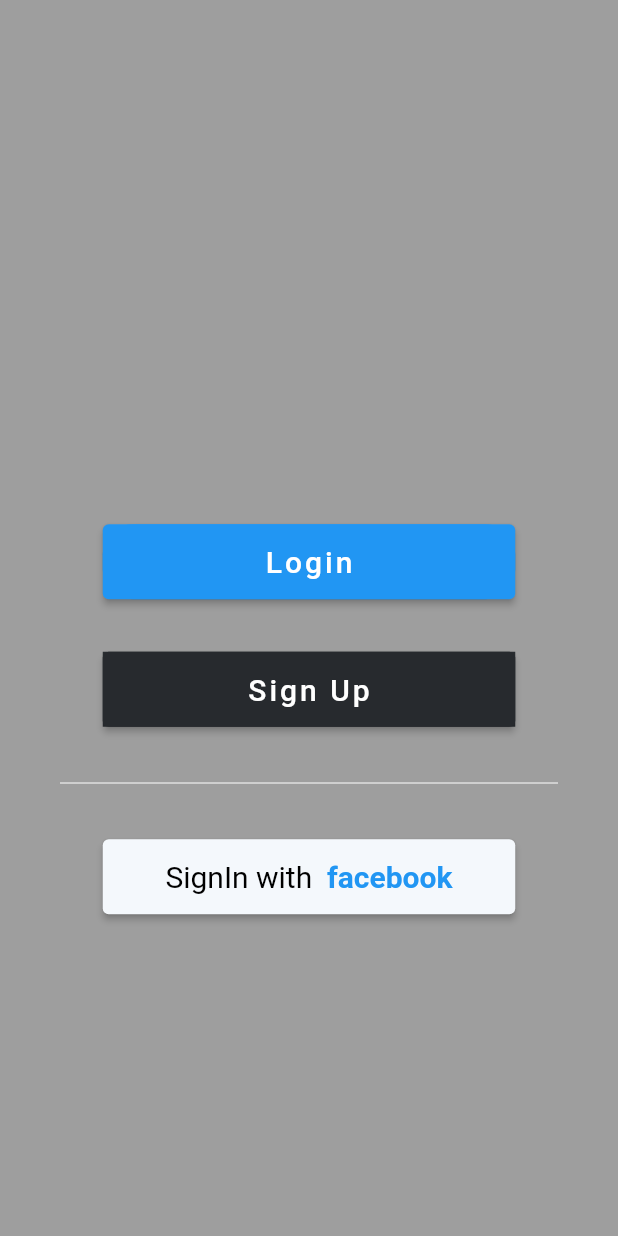
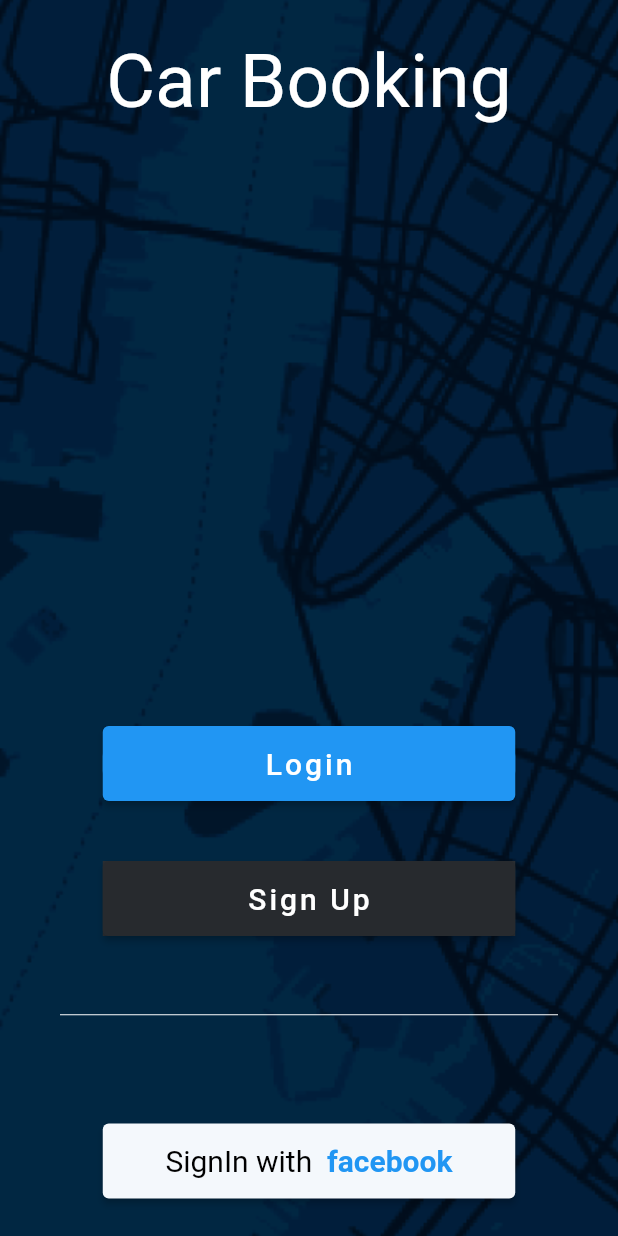
Before and after one commit to damanbehl/carbnb, a Flutter app: the screen it shows after launch, on a phone screen of 412 x 824 dp. Run offline on Flutter 3.47's test engine with Material 2 defaults, Android fonts, the phone set to English and light mode, and no system bars.

Commit message:
first screen added

```diff
--- a/lib/main.dart
+++ b/lib/main.dart
@@ -18,15 +18,27 @@
   Widget build(BuildContext context) {
     return MaterialApp(
       home: Scaffold(
-        backgroundColor: Colors.black38,
+        backgroundColor: Color(0xff021127),
         body: SafeArea(
+          child: Container(
+            decoration: BoxDecoration(
+              image: DecorationImage(
+                image: AssetImage('images/287755-grayscale-style 1.png'),
+              fit: BoxFit.cover,
+              ),
+            ),
             child: Column(mainAxisAlignment: MainAxisAlignment.center,
               children: [
+                Center(
+                  child: Text('Car Booking',style: TextStyle(
+                    fontSize: 50,color: Colors.white
+                  ), ),
+                ),
 
                 Center(
                   child: Container(decoration: BoxDecoration(
                     borderRadius: BorderRadius.circular(20.0),color: Colors.blue,),height: 50,width: 275,
-                    margin: EdgeInsets.fromLTRB(0.0, 170.0, 0.0, 0.0),
+                      margin: EdgeInsets.fromLTRB(0.0, 400.0, 0.0, 20.0),
                       child: Center(child: ElevatedButton(onPressed: (){print('hello');},
                           style: ElevatedButton.styleFrom(fixedSize: Size(275, 50)),
 
@@ -35,7 +47,7 @@
                           )))),
                 ),
                 Container(
-                  margin: EdgeInsets.all(35.0),
+                    margin: EdgeInsets.fromLTRB(35, 20, 35, 50),
                     color: Color(0xFF2A2E32),
                     child: ElevatedButton(onPressed: (){}, child:Text('Sign Up',style: TextStyle(fontSize: 20,letterSpacing: 2)),
                       style:ElevatedButton.styleFrom(fixedSize: Size(275.0, 50.0),primary: Color(0xff272A2E)),)
@@ -54,7 +66,8 @@
                 ),
 
                 Container(
-                  margin: EdgeInsets.all(35.0),
+
+                    margin: EdgeInsets.fromLTRB(35, 70, 35, 0),
 
                     child: ElevatedButton(onPressed: (){print('facebook');}, child:
                     RichText( text: TextSpan(text: 'SignIn with  ', style: TextStyle(color: Colors.black,fontSize: 20),
@@ -69,6 +82,7 @@
             ),
           ),
         ),
+      ),
     );
   }
 }
--- a/pubspec.yaml
+++ b/pubspec.yaml
@@ -58,9 +58,9 @@
   uses-material-design: true
 
   # To add assets to your application, add an assets section, like this:
-  # assets:
-  #   - images/a_dot_burr.jpeg
-  #   - images/a_dot_ham.jpeg
+  assets:
+     - images/287755-grayscale-style 1.png
+#     - images/a_dot_ham.jpeg
 
   # An image asset can refer to one or more resolution-specific "variants", see
   # https://flutter.dev/assets-and-images/#resolution-aware.
```
Also changed, not shown: images/287755-grayscale-style 1.png (added). Lines whose indentation alone changed are shown as unchanged.
